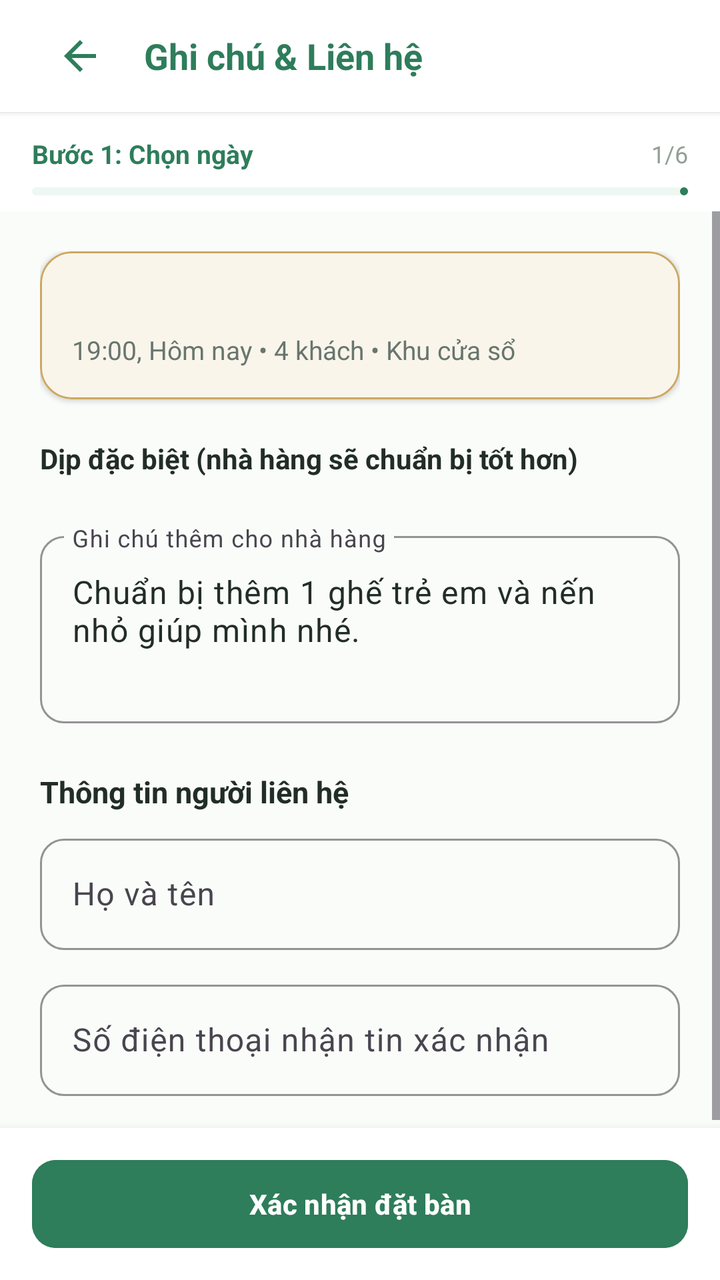
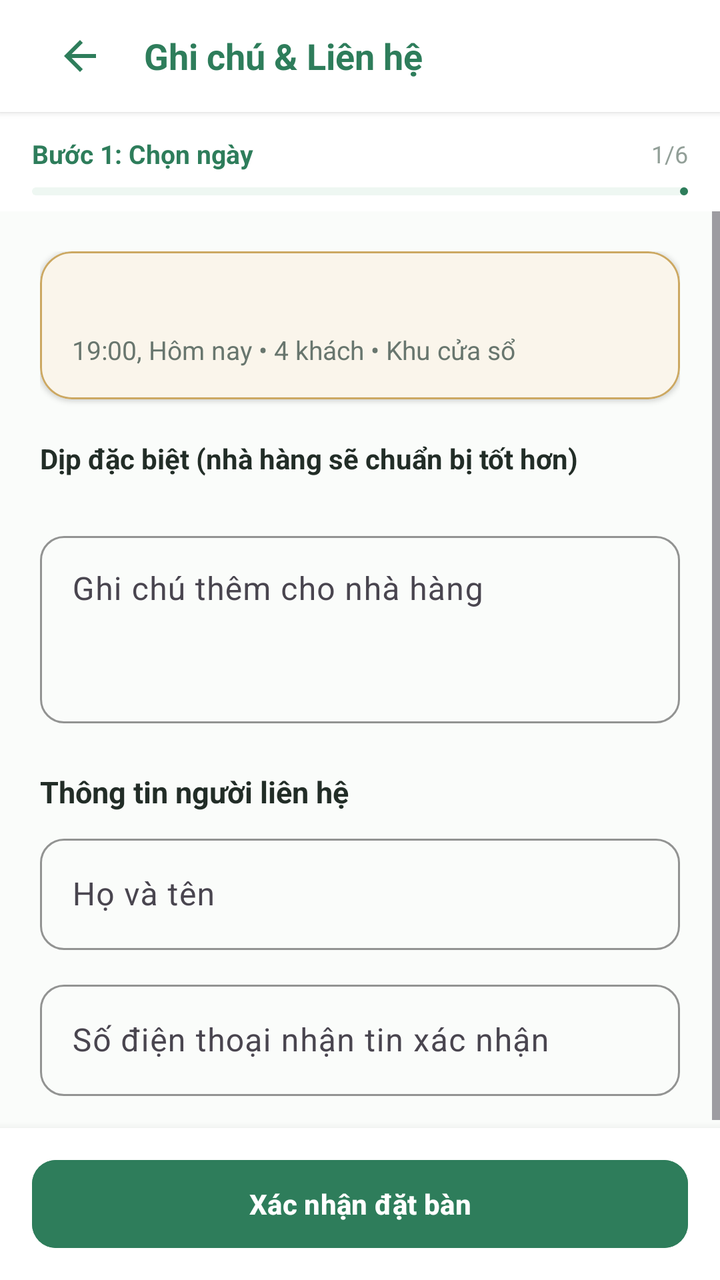

An Android layout rendered at two revisions. The XML below is the earlier revision; the diff shows what the commit changed to produce the second picture.
<!-- AndroidManifest.xml: application theme Theme.VietTable -->
<!-- res/layout/fragment_res_note.xml -->
<?xml version="1.0" encoding="utf-8"?>
<LinearLayout
    xmlns:android="http://schemas.android.com/apk/res/android"
    xmlns:app="http://schemas.android.com/apk/res-auto"
    android:layout_width="match_parent"
    android:layout_height="match_parent"
    android:background="@color/bg_cream"
    android:orientation="vertical">

    
    <LinearLayout
        android:layout_width="match_parent"
        android:layout_height="wrap_content"
        android:minHeight="56dp"
        android:tag="safe_top"
        android:background="@color/surface"
        android:elevation="2dp"
        android:gravity="center_vertical"
        android:orientation="horizontal"
        android:paddingHorizontal="16dp">

        <ImageButton
            android:id="@+id/btnBack"
            android:layout_width="48dp"
            android:layout_height="48dp"
            android:contentDescription="@string/a11y_back"
            android:background="?attr/selectableItemBackgroundBorderless"
            android:src="@drawable/ic_back"
            app:tint="@color/primary" />

        <TextView
            android:layout_width="0dp"
            android:layout_height="wrap_content"
            android:layout_marginStart="8dp"
            android:layout_weight="1"
            android:text="Ghi chú &amp; Liên hệ"
            android:textColor="@color/primary"
            android:textSize="18sp"
            android:textStyle="bold" />
    </LinearLayout>

    <include
        android:id="@+id/wizardProgress"
        layout="@layout/view_wizard_progress" />

    <ScrollView
        android:layout_width="match_parent"
        android:layout_height="0dp"
        android:layout_weight="1"
        android:fillViewport="true">

        <LinearLayout
            android:layout_width="match_parent"
            android:layout_height="wrap_content"
            android:orientation="vertical"
            android:padding="20dp">

            
            <com.google.android.material.card.MaterialCardView
                style="@style/Widget.VietTable.Card.Gold"
                android:layout_width="match_parent"
                android:layout_height="wrap_content">

                <LinearLayout
                    android:layout_width="match_parent"
                    android:layout_height="wrap_content"
                    android:orientation="vertical"
                    android:padding="16dp">

                    <TextView
                        android:id="@+id/tvResSummaryHeader"
                        android:layout_width="match_parent"
                        android:layout_height="wrap_content"
                        android:text=""
                        android:textColor="@color/primary"
                        android:textSize="15sp"
                        android:textStyle="bold" />

                    <TextView
                        android:id="@+id/tvResSummaryDetails"
                        android:layout_width="match_parent"
                        android:layout_height="wrap_content"
                        android:layout_marginTop="4dp"
                        android:text="19:00, Hôm nay • 4 khách • Khu cửa sổ"
                        android:textColor="@color/text_secondary"
                        android:textSize="13sp" />
                </LinearLayout>
            </com.google.android.material.card.MaterialCardView>

            
            <TextView
                android:layout_width="match_parent"
                android:layout_height="wrap_content"
                android:layout_marginTop="20dp"
                android:text="Dịp đặc biệt (nhà hàng sẽ chuẩn bị tốt hơn)"
                android:textColor="@color/text_primary"
                android:textSize="14sp"
                android:textStyle="bold" />

            <com.google.android.material.chip.ChipGroup
                android:id="@+id/chipGroupSpecialTags"
                android:layout_width="match_parent"
                android:layout_height="wrap_content"
                android:layout_marginTop="8dp" />

            
            <com.google.android.material.textfield.TextInputLayout
                style="@style/Widget.VietTable.TextInputLayout"
                android:layout_width="match_parent"
                android:layout_height="wrap_content"
                android:layout_marginTop="16dp"
                android:hint="Ghi chú thêm cho nhà hàng">

                <com.google.android.material.textfield.TextInputEditText
                    android:id="@+id/etReservationNote"
                    android:layout_width="match_parent"
                    android:layout_height="wrap_content"
                    android:gravity="top"
                    android:inputType="textMultiLine"
                    android:lines="3"
                    android:text="Chuẩn bị thêm 1 ghế trẻ em và nến nhỏ giúp mình nhé." />
            </com.google.android.material.textfield.TextInputLayout>

            
            <TextView
                android:layout_width="match_parent"
                android:layout_height="wrap_content"
                android:layout_marginTop="24dp"
                android:text="Thông tin người liên hệ"
                android:textColor="@color/text_primary"
                android:textSize="15sp"
                android:textStyle="bold" />

            <com.google.android.material.textfield.TextInputLayout
                style="@style/Widget.VietTable.TextInputLayout"
                android:layout_width="match_parent"
                android:layout_height="wrap_content"
                android:layout_marginTop="8dp"
                android:hint="Họ và tên">

                <com.google.android.material.textfield.TextInputEditText
                    android:id="@+id/etContactName"
                    android:layout_width="match_parent"
                    android:layout_height="wrap_content"
                    android:text="" />
            </com.google.android.material.textfield.TextInputLayout>

            <com.google.android.material.textfield.TextInputLayout
                style="@style/Widget.VietTable.TextInputLayout"
                android:layout_width="match_parent"
                android:layout_height="wrap_content"
                android:layout_marginTop="12dp"
                android:hint="Số điện thoại nhận tin xác nhận">

                <com.google.android.material.textfield.TextInputEditText
                    android:id="@+id/etContactPhone"
                    android:layout_width="match_parent"
                    android:layout_height="wrap_content"
                    android:inputType="phone"
                    android:text="" />
            </com.google.android.material.textfield.TextInputLayout>

        </LinearLayout>
    </ScrollView>

    
    <LinearLayout
        android:layout_width="match_parent"
        android:layout_height="wrap_content"
        android:minHeight="72dp"
        android:tag="safe_bottom"
        android:background="@color/surface"
        android:elevation="8dp"
        android:gravity="center"
        android:paddingHorizontal="16dp"
        android:paddingVertical="12dp">

        <com.google.android.material.button.MaterialButton
            android:id="@+id/btnContinueOrConfirm"
            style="@style/Widget.VietTable.Button.Primary"
            android:layout_width="match_parent"
            android:layout_height="wrap_content"
            android:text="Xác nhận đặt bàn" />
    </LinearLayout>

</LinearLayout>
<!-- res/layout/view_wizard_progress.xml (included above) -->
<?xml version="1.0" encoding="utf-8"?>
<LinearLayout
    xmlns:android="http://schemas.android.com/apk/res/android"
    xmlns:app="http://schemas.android.com/apk/res-auto"
    android:layout_width="match_parent"
    android:layout_height="wrap_content"
    android:background="@color/surface"
    android:orientation="vertical"
    android:paddingHorizontal="16dp"
    android:paddingTop="12dp"
    android:paddingBottom="8dp">

    <LinearLayout
        android:layout_width="match_parent"
        android:layout_height="wrap_content"
        android:gravity="center_vertical"
        android:orientation="horizontal">

        <TextView
            android:id="@+id/tvWizardStepName"
            android:layout_width="0dp"
            android:layout_height="wrap_content"
            android:layout_weight="1"
            android:text="Bước 1: Chọn ngày"
            android:textColor="@color/primary"
            android:textSize="13sp"
            android:textStyle="bold" />

        <TextView
            android:id="@+id/tvWizardStepFraction"
            android:layout_width="wrap_content"
            android:layout_height="wrap_content"
            android:text="1/6"
            android:textColor="@color/text_tertiary"
            android:textSize="12sp" />
    </LinearLayout>

    <com.google.android.material.progressindicator.LinearProgressIndicator
        android:id="@+id/progressWizard"
        android:layout_width="match_parent"
        android:layout_height="4dp"
        android:layout_marginTop="8dp"
        app:indicatorColor="@color/primary"
        app:trackColor="@color/primary_container"
        app:trackCornerRadius="2dp" />

</LinearLayout>
<!-- resources referenced by this layout -->
<resources>
  <color name="bg_cream">#FAFCFA</color>
  <color name="primary">#2E7D5B</color>
  <color name="primary_container">#EEF7F2</color>
  <color name="surface">#FFFFFF</color>
  <color name="text_primary">#222D27</color>
  <color name="text_secondary">#68766E</color>
  <color name="text_tertiary">#929F98</color>
  <!-- drawable ic_back (drawable) -->
  <vector xmlns:android="http://schemas.android.com/apk/res/android"
      android:width="24dp"
      android:height="24dp"
      android:viewportWidth="24"
      android:viewportHeight="24">
      <path
          android:fillColor="#FF000000"
          android:pathData="M20,11H7.83l5.59,-5.59L12,4l-8,8 8,8 1.41,-1.41L7.83,13H20v-2z"/>
  </vector>
  <string name="a11y_back">Quay lại</string>
  <style name="Theme.VietTable" parent="Base.Theme.VietTable" />
  <dimen name="btn_height_primary">52dp</dimen>
  <dimen name="radius_medium">12dp</dimen>
  <style name="TextAppearance.VietTable.Button" parent="TextAppearance.Material3.LabelLarge">
          <item name="android:textSize">@dimen/text_button</item>
          <item name="android:textStyle">bold</item>
          <item name="android:textAllCaps">false</item>
      </style>
  <dimen name="radius_large">16dp</dimen>
  <dimen name="card_elevation">1.5dp</dimen>
  <color name="accent_gold_container">#FAF5EB</color>
  <color name="accent_gold">#CCA862</color>
  <dimen name="card_stroke_width">1dp</dimen>
  <dimen name="text_button">14sp</dimen>
  <color name="primary_dark">#24654A</color>
  <color name="on_primary">#FFFFFF</color>
  <color name="on_primary_container">#1B4E38</color>
  <color name="white">#FFFFFFFF</color>
  <color name="accent_gold_dark">#9E7D33</color>
  <color name="surface_variant">#F3F7F5</color>
  <color name="semantic_error">#D32F2F</color>
  <style name="Widget.VietTable.Button.Text" parent="Widget.Material3.Button.TextButton">
          <item name="backgroundTint">@android:color/transparent</item>
          <item name="android:backgroundTint">@android:color/transparent</item>
          <item name="android:textColor">@color/primary</item>
          <item name="android:textAppearance">@style/TextAppearance.VietTable.Button</item>
      </style>
  <style name="Widget.VietTable.Toolbar" parent="Widget.Material3.Toolbar">
          <item name="android:background">@color/surface</item>
          <item name="titleTextColor">@color/text_primary</item>
          <item name="subtitleTextColor">@color/text_secondary</item>
          <item name="navigationIconTint">@color/text_primary</item>
      </style>
  <color name="transparent">#00000000</color>
  <color name="divider">#E9EFEB</color>
  <!-- drawable bg_bottom_nav_floating (drawable) -->
  <?xml version="1.0" encoding="utf-8"?>
  <shape xmlns:android="http://schemas.android.com/apk/res/android"
      android:shape="rectangle">
      <solid android:color="@color/surface" />
      <corners android:radius="24dp" />
      <stroke
          android:width="1dp"
          android:color="#E6EFEA" />
  </shape>
  <style name="Widget.VietTable.BottomNav.ActiveIndicator" parent="Widget.Material3.BottomNavigationView.ActiveIndicator">
          <item name="android:color">@color/primary_container</item>
          <item name="android:width">56dp</item>
          <item name="android:height">32dp</item>
          <item name="shapeAppearance">@style/ShapeAppearance.Material3.Corner.Full</item>
      </style>
  <style name="TextAppearance.VietTable.BottomNav.Label" parent="TextAppearance.Material3.LabelSmall">
          <item name="android:textSize">11sp</item>
          <item name="android:textStyle">normal</item>
      </style>
  <style name="TextAppearance.VietTable.BottomNav.Label.Active" parent="TextAppearance.Material3.LabelSmall">
          <item name="android:textSize">11sp</item>
          <item name="android:textStyle">bold</item>
      </style>
  <!-- unchanged entries left out for length: 12 -->
</resources>

<!-- the commit's change to res/layout/fragment_res_note.xml (unified diff, before → after) -->
@@ -117,8 +117,7 @@
                     android:layout_height="wrap_content"
                     android:gravity="top"
                     android:inputType="textMultiLine"
-                    android:lines="3"
-                    android:text="Chuẩn bị thêm 1 ghế trẻ em và nến nhỏ giúp mình nhé." />
+                    android:lines="3" />
             </com.google.android.material.textfield.TextInputLayout>
 
             
